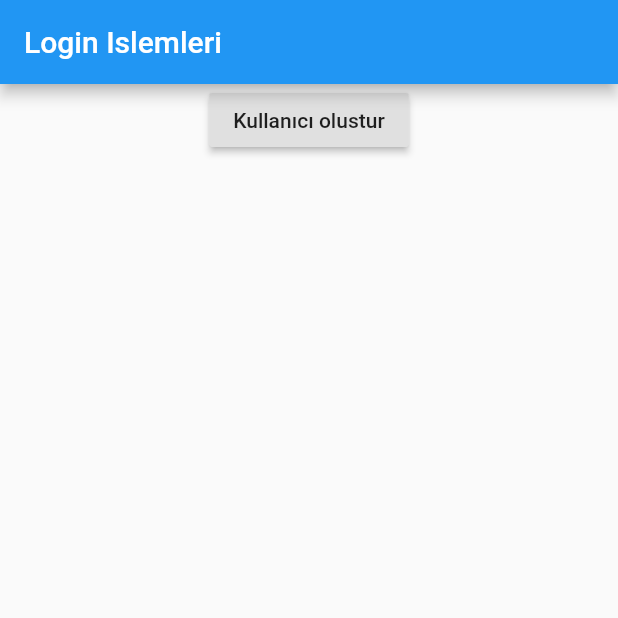
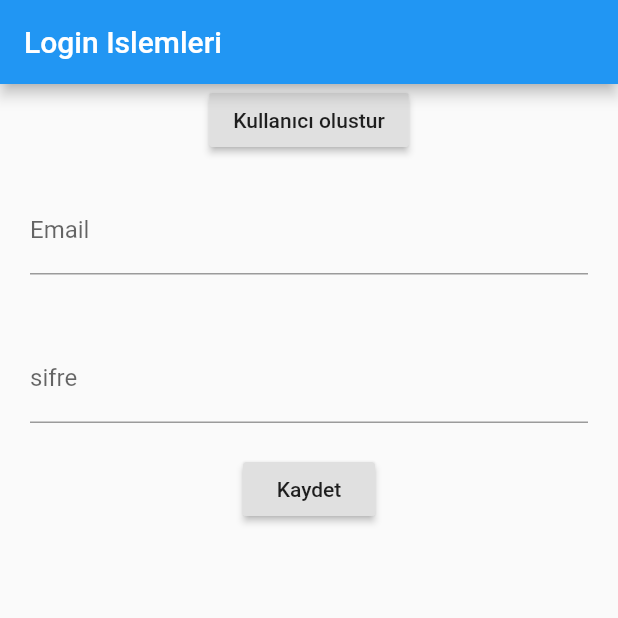
Before and after one commit to abdullahcam/git_deneme, a Flutter app: the screen it shows after launch, after a tap on "Kullanıcı olustur", on a phone screen of 412 x 824 dp, the top half of it. Run offline on Flutter 3.47's test engine with Material 2 defaults, Android fonts, the phone set to English and light mode, and no system bars; our stand-ins replace firebase_auth, firebase_core; accounts and stored records are empty; network calls fail.

Commit message:
Kullanıcıdan 2 input alanı istendi, 1-kullanıcı adı 2-şifre.
Form widget kullanılarak bu iki veri firebase veritabanına yollandı, düzgün bir şekilde çalıştı.

```diff
--- a/lib/login_islemleri.dart
+++ b/lib/login_islemleri.dart
@@ -4,11 +4,33 @@ import "package:firebase_auth/firebase_auth.dart";
 FirebaseAuth _auth = FirebaseAuth.instance;
 
 class LoginIslemleri extends StatefulWidget {
+
+
   @override
   _LoginIslemleriState createState() => _LoginIslemleriState();
 }
 
 class _LoginIslemleriState extends State<LoginIslemleri> {
+  String _email;
+  String _password;
+  final _formKey = GlobalKey<FormState>();
+  TextEditingController _emailController;
+  TextEditingController _passwordController;
+
+  @override
+  void initState() {
+    super.initState();
+    _emailController = TextEditingController();
+    _passwordController = TextEditingController();
+  }
+
+  @override
+  void dispose() {
+    _emailController.dispose();
+    _passwordController.dispose();
+    super.dispose();
+  }
+
   @override
   Widget build(BuildContext context) {
     return Scaffold(
@@ -20,7 +42,38 @@ class _LoginIslemleriState extends State<LoginIslemleri> {
           children: [
             RaisedButton(
               child: Text("Kullanıcı olustur"),
-              onPressed: aa,
+              onPressed: manuelKullaniciEkleme,
+            ),
+            Form(
+              key: _formKey,
+              child: Column(
+                children: [
+                  Padding(
+                    padding: EdgeInsets.all(20),
+                    child: TextFormField(
+                      controller: _emailController,
+                      decoration: InputDecoration(
+                        hintText: "email giriniz..",
+                        labelText: "Email",
+                      ),
+                    ),
+                  ),
+                  Padding(
+                    padding: EdgeInsets.all(20),
+                    child: TextFormField(
+                      controller: _passwordController,
+                      decoration: InputDecoration(
+                        hintText: "şifre giriniz..",
+                        labelText: "sifre",
+                      ),
+                    ),
+                  ),
+                  RaisedButton(
+                    child: Text("Kaydet"),
+                    onPressed: kullaniciyiVeritabaninaKaydet,
+                  ),
+                ],
+              ),
             ),
           ],
         ),
@@ -28,11 +81,31 @@ class _LoginIslemleriState extends State<LoginIslemleri> {
     );
   }
 
-  void aa() async {
+  void manuelKullaniciEkleme() async {
     debugPrint("butona basıldı");
 
-    String _email = "abdullahcam@gmail.com";
-    String _password = "password";
+    String _email1 = "abdullahcam@gmail.com";
+    String _password1 = "password";
+
+    try {
+      UserCredential _credential = await _auth.createUserWithEmailAndPassword(
+          email: _email1, password: _password1);
+      User _yeniUser = _credential.user;
+      debugPrint(_yeniUser.toString());
+    } catch (e) {
+      debugPrint("***************hata var ****************************");
+      debugPrint(e.toString());
+    }
+  }
+
+  void kullaniciyiVeritabaninaKaydet() async {
+    debugPrint("kullanıcı kaydedildi : " + _emailController.text.toString());
+
+    _email = _emailController.text;
+    _password = _passwordController.text;
+
+    debugPrint(_email);
+    debugPrint(_password);
 
     try {
       UserCredential _credential = await _auth.createUserWithEmailAndPassword(
```
